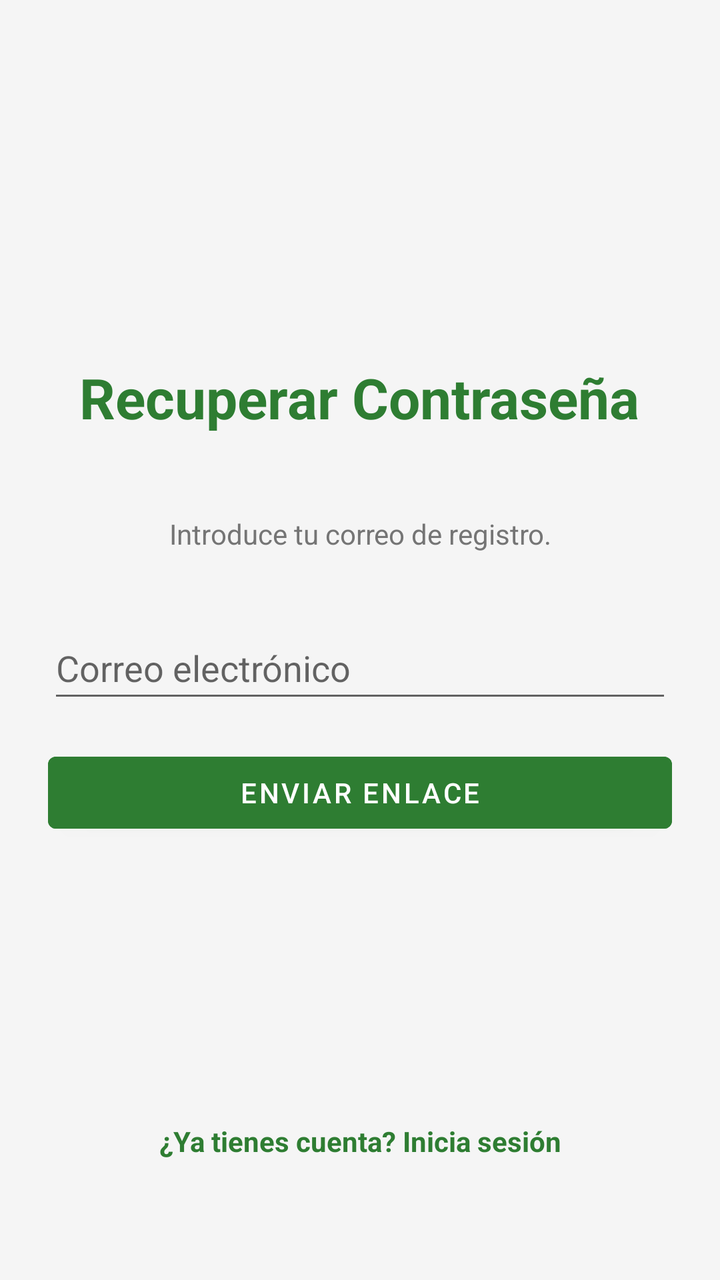
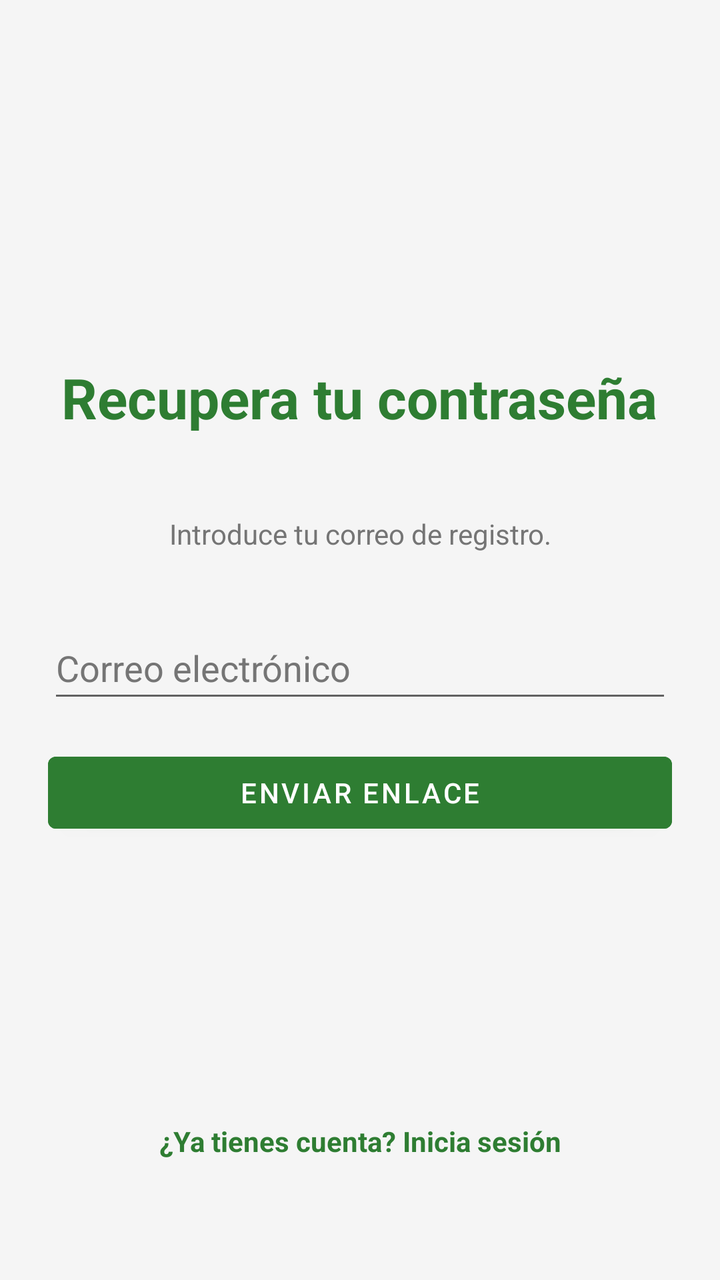

Compare the two renders of this Android layout. The source of the first and the diff that turns it into the second are given below.
<!-- AndroidManifest.xml: application theme Theme.TitanTrack -->
<!-- res/layout/activity_recover.xml -->
<?xml version="1.0" encoding="utf-8"?>
<android.widget.ScrollView
    xmlns:android="http://schemas.android.com/apk/res/android"
    xmlns:app="http://schemas.android.com/apk/res-auto"
    android:layout_width="match_parent"
    android:layout_height="match_parent"
    android:fillViewport="true">

    <androidx.constraintlayout.widget.ConstraintLayout
        android:layout_width="match_parent"
        android:layout_height="wrap_content"
        android:padding="24dp">


    <TextView
        android:id="@+id/titulo_recuperar"
        android:layout_width="wrap_content"
        android:layout_height="wrap_content"
        android:layout_marginTop="156dp"
        android:text="@string/titulo_recuperar"
        android:textColor="@color/verde_principal"
        android:textSize="28sp"
        android:textStyle="bold"
        app:layout_constraintEnd_toEndOf="parent"
        app:layout_constraintHorizontal_bias="0.493"
        app:layout_constraintStart_toStartOf="parent"
        app:layout_constraintTop_toTopOf="parent" />

    <TextView
        android:id="@+id/texto_instrucciones"
        android:layout_width="0dp"
        android:layout_height="wrap_content"
        android:layout_marginTop="40dp"
        android:text="@string/instrucciones_recuperar"
        android:textAlignment="center"
        android:textColor="@color/gris_medio"
        android:textSize="14sp"
        app:layout_constraintEnd_toEndOf="parent"
        app:layout_constraintHorizontal_bias="0.0"
        app:layout_constraintStart_toStartOf="parent"
        app:layout_constraintTop_toBottomOf="@id/titulo_recuperar" />

    <EditText
        android:id="@+id/correo_recuperar"
        android:layout_width="0dp"
        android:layout_height="wrap_content"
        android:layout_marginTop="32dp"
        android:hint="@string/pista_correo"
        android:inputType="textEmailAddress"
        android:minHeight="48dp"
        app:layout_constraintEnd_toEndOf="parent"
        app:layout_constraintHorizontal_bias="0.0"
        app:layout_constraintStart_toStartOf="parent"
        app:layout_constraintTop_toBottomOf="@id/texto_instrucciones" />

    <Button
        android:id="@+id/boton_recuperar"
        android:layout_width="0dp"
        android:layout_height="wrap_content"
        android:layout_marginTop="16dp"
        android:backgroundTint="@color/verde_principal"
        android:text="@string/boton_recuperar"
        android:textColor="@color/blanco"
        app:layout_constraintEnd_toEndOf="parent"
        app:layout_constraintHorizontal_bias="0.0"
        app:layout_constraintStart_toStartOf="parent"
        app:layout_constraintTop_toBottomOf="@id/correo_recuperar" />

    <TextView
    android:id="@+id/ir_a_login"
    android:layout_width="wrap_content"
    android:layout_height="wrap_content"
    android:text="@string/enlace_login"
    android:textColor="@color/verde_principal"
    android:textSize="14sp"
    android:textStyle="bold"
    android:padding="12dp"
    android:layout_marginBottom="24dp"
    app:layout_constraintBottom_toBottomOf="parent"
    app:layout_constraintStart_toStartOf="parent"
    app:layout_constraintEnd_toEndOf="parent" />
    </androidx.constraintlayout.widget.ConstraintLayout>
    </android.widget.ScrollView>
<!-- resources referenced by this layout -->
<resources>
  <color name="blanco">#FFFFFFFF</color>
  <color name="gris_medio">#757575</color>
  <color name="verde_principal">#2E7D32</color>
  <string name="boton_recuperar">Enviar enlace</string>
  <string name="enlace_login">¿Ya tienes cuenta? Inicia sesión</string>
  <string name="instrucciones_recuperar">Introduce tu correo de registro.</string>
  <string name="pista_correo">Correo electrónico</string>
  <string name="titulo_recuperar">Recuperar Contraseña</string>
  <style name="Theme.TitanTrack" parent="Theme.MaterialComponents.DayNight.NoActionBar">
          
          <item name="colorPrimary">@color/verde_principal</item>
          <item name="colorPrimaryVariant">@color/verde_acento</item>
          <item name="colorOnPrimary">@color/blanco</item>
  
          
          <item name="colorSecondary">@color/verde_acento</item>
          <item name="colorSecondaryVariant">@color/verde_principal</item>
          <item name="colorOnSecondary">@color/negro</item>
  
          
          <item name="android:windowBackground">@color/gris_fondo</item>
  
          
          <item name="android:statusBarColor">@color/verde_principal</item>
      </style>
  <color name="verde_acento">#4CAF50</color>
  <color name="negro">#FF000000</color>
  <color name="gris_fondo">#F5F5F5</color>
</resources>

<!-- the commit's change to res/layout/activity_recover.xml (unified diff, before → after) -->
@@ -46,6 +46,7 @@
         android:layout_height="wrap_content"
         android:layout_marginTop="32dp"
         android:hint="@string/pista_correo"
+        android:textColorHint="@color/gris_medio"
         android:inputType="textEmailAddress"
         android:minHeight="48dp"
         app:layout_constraintEnd_toEndOf="parent"
<!-- resource entries referenced after the edit -->
@@ -7,7 +7,7 @@
   <string name="enlace_login">¿Ya tienes cuenta? Inicia sesión</string>
   <string name="instrucciones_recuperar">Introduce tu correo de registro.</string>
   <string name="pista_correo">Correo electrónico</string>
-  <string name="titulo_recuperar">Recuperar Contraseña</string>
+  <string name="titulo_recuperar">Recupera tu contraseña</string>
   <style name="Theme.TitanTrack" parent="Theme.MaterialComponents.DayNight.NoActionBar">
           
           <item name="colorPrimary">@color/verde_principal</item>
@@ -26,7 +26,7 @@
           <item name="android:statusBarColor">@color/verde_principal</item>
       </style>
   <color name="verde_acento">#4CAF50</color>
-  <color name="negro">#FF000000</color>
+  <color name="negro">#000000</color>
   <color name="gris_fondo">#F5F5F5</color>
 </resources>
 
